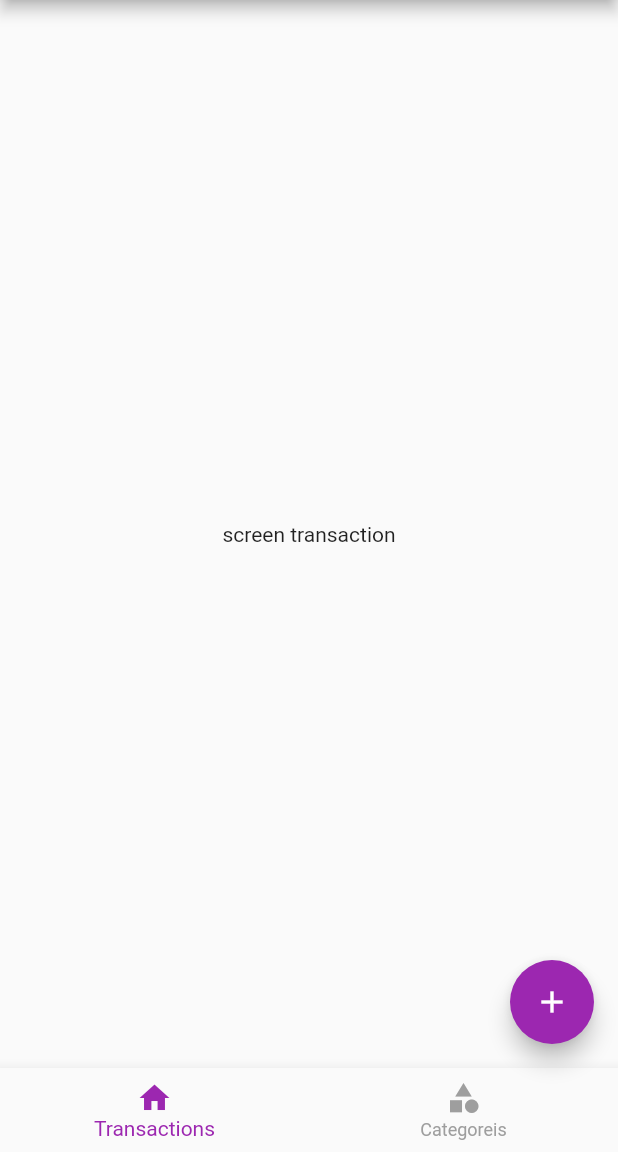
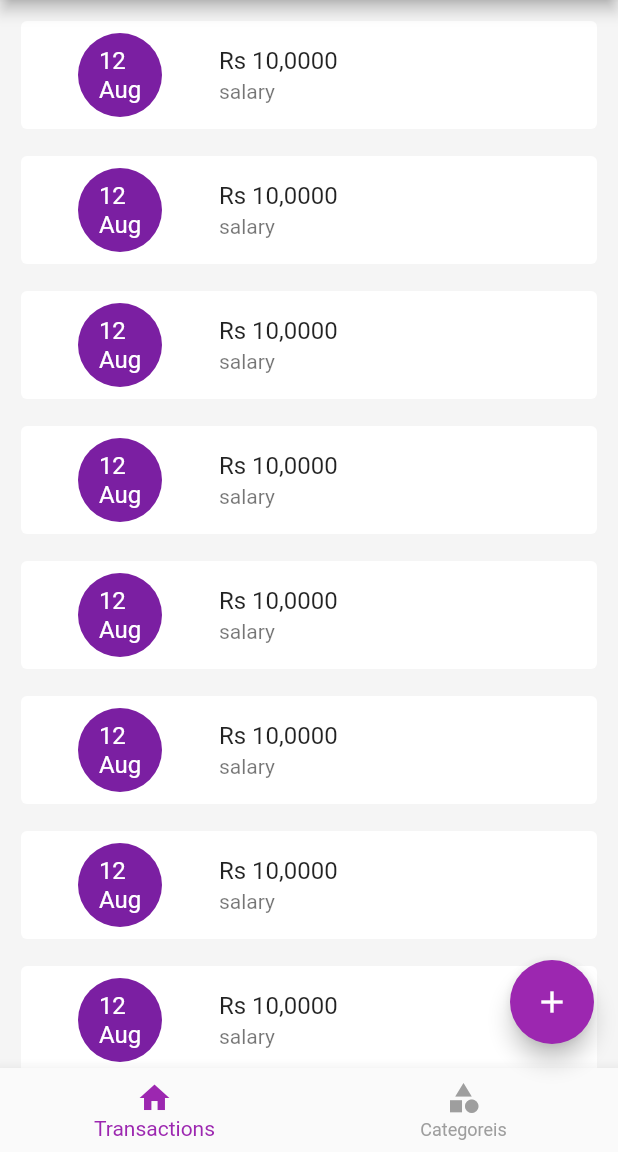
Before and after one commit to safadtm/Money_Manager_Flutter, a Flutter app: the screen it shows after launch, on a phone screen of 412 x 824 dp, the part 84-1236 px from its top. Run offline on Flutter 3.47's test engine with Material 2 defaults, Android fonts, the phone set to English and light mode, and no system bars.

Commit message:
transactions page listview with dummy values

```diff
--- a/lib/screens/home/screen_home.dart
+++ b/lib/screens/home/screen_home.dart
@@ -16,6 +16,7 @@ class ScreenHome extends StatelessWidget {
   @override
   Widget build(BuildContext context) {
     return Scaffold(
+      backgroundColor: Colors.grey[100],
       appBar: AppBar(
         title: Text('Money Manager'),
       ),
--- a/lib/screens/transactions/screen_transactions.dart
+++ b/lib/screens/transactions/screen_transactions.dart
@@ -5,6 +5,26 @@ class ScreenTransactions extends StatelessWidget {
 
   @override
   Widget build(BuildContext context) {
-    return Center(child: Text('screen transaction'));
+    return ListView.separated(
+        padding: const EdgeInsets.all(10),
+        itemBuilder: (ctx, index) {
+          return const Card(
+            elevation: 0,
+            child: ListTile(
+              leading: CircleAvatar(
+                child: Text('12\nAug'),
+                radius: 50,
+              ),
+              title: Text('Rs 10,0000'),
+              subtitle: Text('salary'),
+            ),
+          );
+        },
+        separatorBuilder: (ctx, index) {
+          return SizedBox(
+            height: 10,
+          );
+        },
+        itemCount: 10);
   }
 }
```
